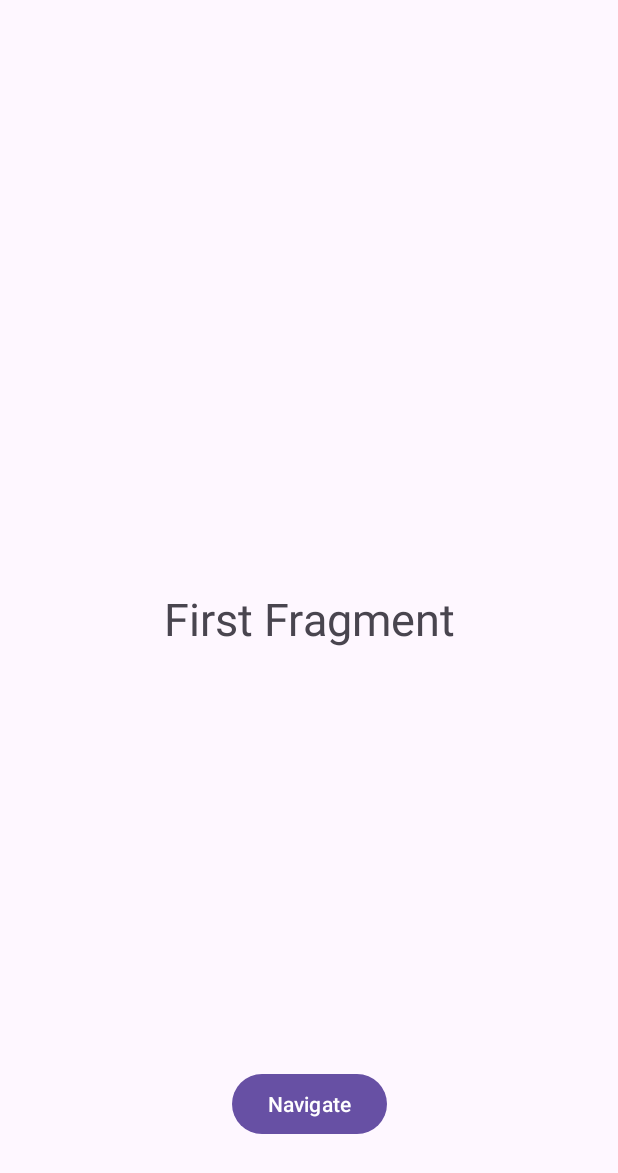
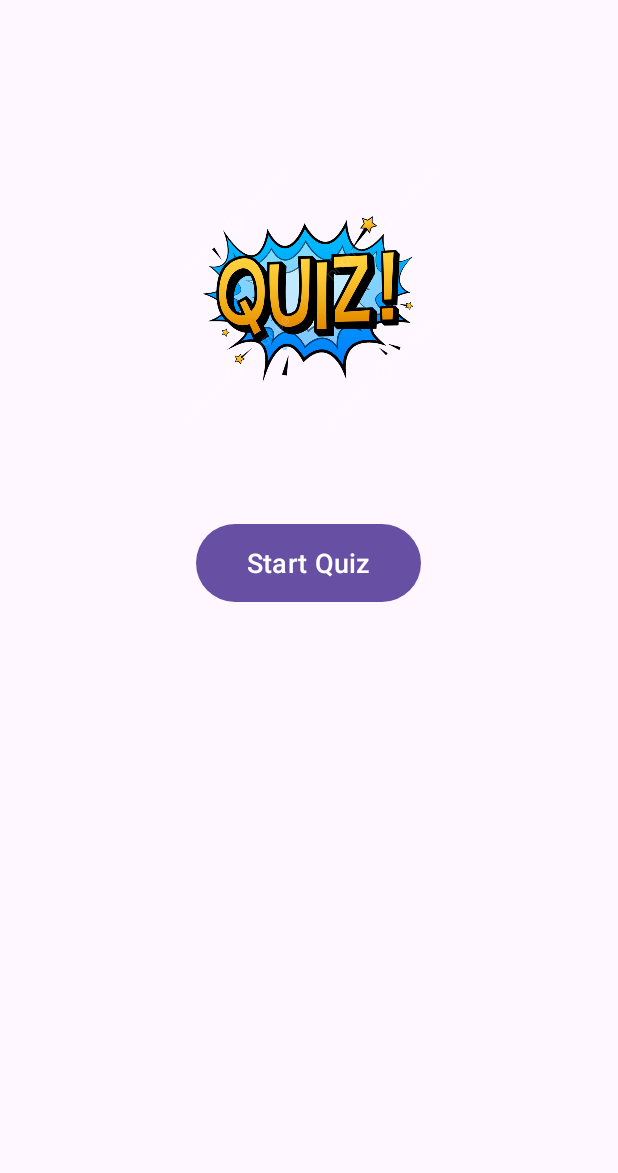
Before and after one commit to Ahmed-3lam/Rwad_five_24, an Android app: the screen it shows after launch (MainActivity), on a phone screen of 412 x 824 dp. Shown: the top 1173 px of the screen. Run offline under Robolectric (Android 15) with nearby library versions, the phone set to English and light mode, and no system bars; our stand-ins replace data binding; libraries missing offline, so code that uses them is left out: com.orhanobut.logger; 2 statements that could not run were skipped.

Commit message:
questions app

```diff
--- a/app/build.gradle
+++ b/app/build.gradle
@@ -42,6 +42,8 @@ dependencies {
     implementation libs.material
     implementation libs.androidx.activity
     implementation libs.androidx.constraintlayout
+    implementation libs.androidx.navigation.fragment.ktx
+    implementation libs.androidx.navigation.ui.ktx
     testImplementation libs.junit
     androidTestImplementation libs.androidx.junit
     androidTestImplementation libs.androidx.espresso.core
--- a/app/src/main/java/com/example/rwadfive/FirstFragment.kt
+++ /dev/null
@@ -1,26 +0,0 @@
-package com.example.rwadfive
-
-import android.os.Bundle
-import androidx.fragment.app.Fragment
-import android.view.LayoutInflater
-import android.view.View
-import android.view.ViewGroup
-import androidx.databinding.DataBindingUtil
-import androidx.navigation.Navigation
-import com.example.rwadfive.databinding.FragmentFirstBinding
-
-
-class FirstFragment : Fragment() {
-
-    override fun onCreateView(
-        inflater: LayoutInflater, container: ViewGroup?,
-        savedInstanceState: Bundle?
-    ): View? {
-       val binding: FragmentFirstBinding = DataBindingUtil.inflate(inflater, R.layout.fragment_first, container, false)
-        binding.navigateBtn1.setOnClickListener(){
-            Navigation.findNavController(it).navigate(R.id.action_firstFragment2_to_secondFragment)
-        }
-        return binding.root
-    }
-
-}
--- a/app/src/main/java/com/example/rwadfive/SecondFragment.kt
+++ b/app/src/main/java/com/example/rwadfive/HomeFragment.kt
@@ -6,18 +6,19 @@ import android.view.LayoutInflater
 import android.view.View
 import android.view.ViewGroup
 import androidx.navigation.Navigation
-import com.example.rwadfive.databinding.FragmentSecondBinding
+import com.example.rwadfive.databinding.FragmentHomeBinding
 
-class SecondFragment : Fragment() {
 
+class HomeFragment : Fragment() {
+    lateinit var binding:FragmentHomeBinding
 
     override fun onCreateView(
         inflater: LayoutInflater, container: ViewGroup?,
         savedInstanceState: Bundle?
     ): View? {
-       val binding:FragmentSecondBinding = FragmentSecondBinding.inflate(inflater, container, false)
-        binding.navigateBtn2.setOnClickListener(){
-            Navigation.findNavController(it).navigate(R.id.action_secondFragment_to_thirdFragment)
+        binding = FragmentHomeBinding.inflate(inflater, container, false)
+        binding.startQuizBtn.setOnClickListener(){
+            Navigation.findNavController(it).navigate(R.id.action_homeFragment_to_questionsFragment)
         }
         return binding.root
     }
--- a/app/src/main/java/com/example/rwadfive/MainActivity.kt
+++ b/app/src/main/java/com/example/rwadfive/MainActivity.kt
@@ -1,5 +1,6 @@
 package com.example.rwadfive
 
+import android.content.Intent
 import android.os.Bundle
 import androidx.appcompat.app.AppCompatActivity
 import androidx.databinding.DataBindingUtil
@@ -9,17 +10,43 @@ import com.orhanobut.logger.Logger
 
 
 class MainActivity : AppCompatActivity() {
-    lateinit var binding : ActivityMainBinding
+    lateinit var binding: ActivityMainBinding
+
 
     override fun onCreate(savedInstanceState: Bundle?) {
         Logger.addLogAdapter(AndroidLogAdapter())
-
+        Logger.w("LifeCycle: OnCreate")
         super.onCreate(savedInstanceState)
         binding = DataBindingUtil.setContentView(this, R.layout.activity_main)
-        binding.name = "RWAD 5"
+
     }
 
-
-
+//    override fun onStart() {
+//        Logger.i("LifeCycle: onStart")
+//        super.onStart()
+//    }
+//
+//    override fun onResume() {
+//        Logger.e("LifeCycle: onResume")
+//        super.onResume()
+//    }
+//
+//    override fun onPause() {
+//        Logger.i("LifeCycle: onPause")
+//
+//        super.onPause()
+//    }
+//
+//    override fun onStop() {
+//        Logger.i("LifeCycle: onStop")
+//
+//        super.onStop()
+//    }
+//
+//    override fun onDestroy() {
+//        Logger.i("LifeCycle: onDestroy")
+//
+//        super.onDestroy()
+//    }
 
 }
--- /dev/null
+++ b/app/src/main/java/com/example/rwadfive/models/Question.kt
@@ -0,0 +1,3 @@
+package com.example.rwadfive.models
+
+data class Question(val title:String , val choices:List<String>, val correctAnswer:String)
--- a/app/src/main/res/layout/activity_main.xml
+++ b/app/src/main/res/layout/activity_main.xml
@@ -1,21 +1,15 @@
 <?xml version="1.0" encoding="utf-8"?>
-<layout>
-    <data>
-        <variable
-            name="name"
-            type="String" />
-    </data>
+<layout xmlns:tools="http://schemas.android.com/tools"
+    xmlns:android="http://schemas.android.com/apk/res/android"
+    xmlns:app="http://schemas.android.com/apk/res-auto">
 
-<LinearLayout xmlns:android="http://schemas.android.com/apk/res/android"
-    xmlns:app="http://schemas.android.com/apk/res-auto"
-    xmlns:tools="http://schemas.android.com/tools"
+<LinearLayout
     android:id="@+id/main"
     android:layout_width="match_parent"
     android:layout_height="match_parent"
 
     android:orientation="vertical"
     tools:context=".MainActivity">
-
     <androidx.fragment.app.FragmentContainerView
         android:id="@+id/myNavHostFragment"
         android:name="androidx.navigation.fragment.NavHostFragment"
@@ -27,7 +21,6 @@
     </androidx.fragment.app.FragmentContainerView>
 
 
+</LinearLayout>
 
-
-</LinearLayout>
 </layout>
--- a/app/src/main/res/layout/fragment_first.xml
+++ /dev/null
@@ -1,34 +0,0 @@
-<?xml version="1.0" encoding="utf-8"?>
-<layout xmlns:tools="http://schemas.android.com/tools"
-    xmlns:android="http://schemas.android.com/apk/res/android"
-    xmlns:app="http://schemas.android.com/apk/res-auto">
-
-
-<androidx.constraintlayout.widget.ConstraintLayout
-    android:layout_width="match_parent"
-    android:layout_height="match_parent"
-    tools:context=".FirstFragment">
-
-    <TextView
-        android:id="@+id/textView2"
-        android:layout_width="wrap_content"
-        android:layout_height="wrap_content"
-        android:text="First Fragment"
-        android:textSize="30sp"
-        app:layout_constraintBottom_toBottomOf="parent"
-        app:layout_constraintEnd_toEndOf="parent"
-        app:layout_constraintStart_toStartOf="parent"
-        app:layout_constraintTop_toTopOf="parent" />
-
-    <Button
-        android:id="@+id/navigateBtn1"
-        android:layout_width="wrap_content"
-        android:layout_height="wrap_content"
-        android:layout_marginBottom="64dp"
-        android:text="Navigate"
-        app:layout_constraintBottom_toBottomOf="parent"
-        app:layout_constraintEnd_toEndOf="parent"
-        app:layout_constraintStart_toStartOf="parent" />
-</androidx.constraintlayout.widget.ConstraintLayout>
-
-</layout>
--- /dev/null
+++ b/app/src/main/res/layout/fragment_home.xml
@@ -0,0 +1,34 @@
+<?xml version="1.0" encoding="utf-8"?>
+<layout xmlns:app="http://schemas.android.com/apk/res-auto"
+    xmlns:tools="http://schemas.android.com/tools"
+    xmlns:android="http://schemas.android.com/apk/res/android">
+
+
+<androidx.constraintlayout.widget.ConstraintLayout
+    android:layout_width="match_parent"
+    android:layout_height="match_parent"
+    tools:context=".HomeFragment">
+
+    <ImageView
+        android:id="@+id/imageView"
+        android:layout_width="306dp"
+        android:layout_height="197dp"
+        android:layout_marginTop="100dp"
+        android:src="@drawable/quiz_logo"
+        app:layout_constraintEnd_toEndOf="parent"
+        app:layout_constraintStart_toStartOf="parent"
+        app:layout_constraintTop_toTopOf="parent" />
+
+    <Button
+        android:id="@+id/startQuizBtn"
+        android:layout_width="150dp"
+        android:layout_height="60dp"
+        android:layout_marginTop="48dp"
+        android:text="Start Quiz"
+        android:textSize="18sp"
+        app:layout_constraintEnd_toEndOf="parent"
+        app:layout_constraintHorizontal_bias="0.498"
+        app:layout_constraintStart_toStartOf="parent"
+        app:layout_constraintTop_toBottomOf="@+id/imageView" />
+</androidx.constraintlayout.widget.ConstraintLayout>
+</layout>
--- a/app/src/main/res/navigation/navigation.xml
+++ b/app/src/main/res/navigation/navigation.xml
@@ -3,29 +3,17 @@
     xmlns:app="http://schemas.android.com/apk/res-auto"
     xmlns:tools="http://schemas.android.com/tools"
     android:id="@+id/navigation"
-    app:startDestination="@id/firstFragment2">
+    app:startDestination="@id/homeFragment">
     <fragment
-        android:id="@+id/firstFragment2"
-        android:name="com.example.rwadfive.FirstFragment"
-        android:label="fragment_first"
-        tools:layout="@layout/fragment_first" >
+        android:id="@+id/homeFragment"
+        android:name="com.example.rwadfive.HomeFragment"
+        android:label="HomeFragment" >
         <action
-            android:id="@+id/action_firstFragment2_to_secondFragment"
-            app:destination="@id/secondFragment" />
+            android:id="@+id/action_homeFragment_to_questionsFragment"
+            app:destination="@id/questionsFragment" />
     </fragment>
     <fragment
-        android:id="@+id/secondFragment"
-        android:name="com.example.rwadfive.SecondFragment"
-        android:label="fragment_second"
-        tools:layout="@layout/fragment_second" >
-        <action
-            android:id="@+id/action_secondFragment_to_thirdFragment"
-            app:destination="@id/thirdFragment"
-            app:popUpTo="@id/firstFragment2" />
-    </fragment>
-    <fragment
-        android:id="@+id/thirdFragment"
-        android:name="com.example.rwadfive.ThirdFragment"
-        android:label="fragment_third"
-        tools:layout="@layout/fragment_third" />
+        android:id="@+id/questionsFragment"
+        android:name="com.example.rwadfive.QuestionsFragment"
+        android:label="QuestionsFragment" />
 </navigation>
--- a/gradle/libs.versions.toml
+++ b/gradle/libs.versions.toml
@@ -9,6 +9,8 @@ appcompat = "1.7.0"
 material = "1.12.0"
 activity = "1.9.2"
 constraintlayout = "2.1.4"
+navigationFragmentKtx = "2.8.1"
+navigationUiKtx = "2.8.1"
 
 [libraries]
 androidx-core-ktx = { group = "androidx.core", name = "core-ktx", version.ref = "coreKtx" }
@@ -19,6 +21,8 @@ androidx-appcompat = { group = "androidx.appcompat", name = "appcompat", version
 material = { group = "com.google.android.material", name = "material", version.ref = "material" }
 androidx-activity = { group = "androidx.activity", name = "activity", version.ref = "activity" }
 androidx-constraintlayout = { group = "androidx.constraintlayout", name = "constraintlayout", version.ref = "constraintlayout" }
+androidx-navigation-fragment-ktx = { group = "androidx.navigation", name = "navigation-fragment-ktx", version.ref = "navigationFragmentKtx" }
+androidx-navigation-ui-ktx = { group = "androidx.navigation", name = "navigation-ui-ktx", version.ref = "navigationUiKtx" }
 
 [plugins]
 android-application = { id = "com.android.application", version.ref = "agp" }
```
Also changed, not shown: app/src/main/java/com/example/rwadfive/QuestionsFragment.kt (added, +52 -0 lines), app/src/main/java/com/example/rwadfive/SecondActivity.kt (deleted, +0 -17 lines), app/src/main/java/com/example/rwadfive/ThirdFragment.kt (deleted, +0 -22 lines), app/src/main/java/com/example/rwadfive/viewModels/QuestionsViewModel.kt (added, +48 -0 lines), app/src/main/res/layout/activity_second.xml (deleted, +0 -24 lines), app/src/main/res/layout/fragment_questions.xml (added, +110 -0 lines), app/src/main/res/layout/fragment_second.xml (deleted, +0 -33 lines), app/src/main/res/layout/fragment_third.xml (deleted, +0 -23 lines), app/src/main/res/drawable/quiz_logo.png (added).
